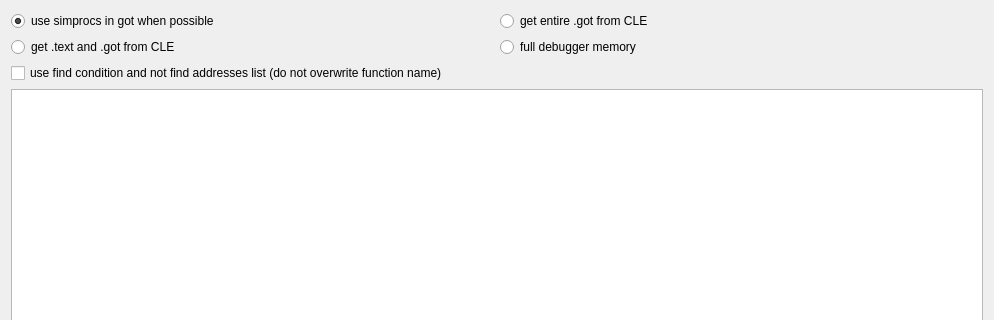
andreafioraldi/IDAngr, file idangr/ui/execute.ui: the form before one commit; both pictures show x 0 to 994 and y 0 to 320 of the 994 by 634 pixel window.
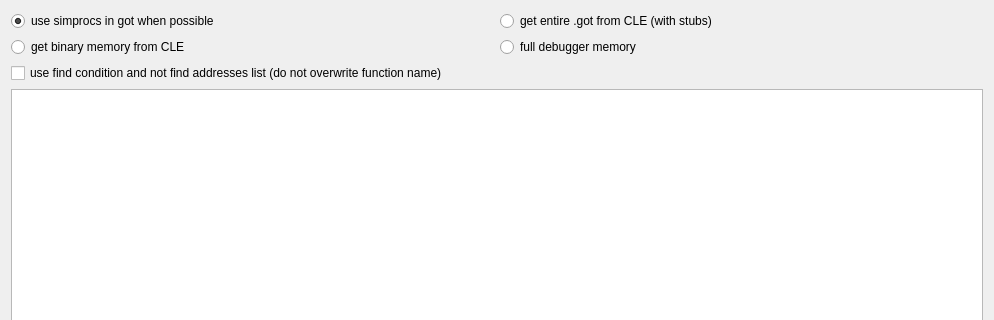
The form after the commit.

Commit message: changed memory options for new angrdbg

```diff
--- a/idangr/ui/execute.ui
+++ b/idangr/ui/execute.ui
@@ -38,7 +38,7 @@
         <string>&lt;html&gt;&lt;head/&gt;&lt;body&gt;&lt;p&gt;Get only the .got section from the angr loader to use default simprocedures insted of executing library code.&lt;/p&gt;&lt;/body&gt;&lt;/html&gt;</string>
        </property>
        <property name="text">
-        <string>get entire .got from CLE</string>
+        <string>get entire .got from CLE (with stubs)</string>
        </property>
        <property name="checked">
         <bool>false</bool>
@@ -51,7 +51,7 @@
         <string>&lt;html&gt;&lt;head/&gt;&lt;body&gt;&lt;p&gt;Load the executable memory (.text, .rodata, .got ...) from the angr loader, faster but can't work with self modifying code and libraries loaded from the debugger will be not executed.&lt;/p&gt;&lt;/body&gt;&lt;/html&gt;</string>
        </property>
        <property name="text">
-        <string>get .text and .got from CLE</string>
+        <string>get binary memory from CLE</string>
        </property>
        <property name="checked">
         <bool>false</bool>
```
The commit also changes 2 other files.
